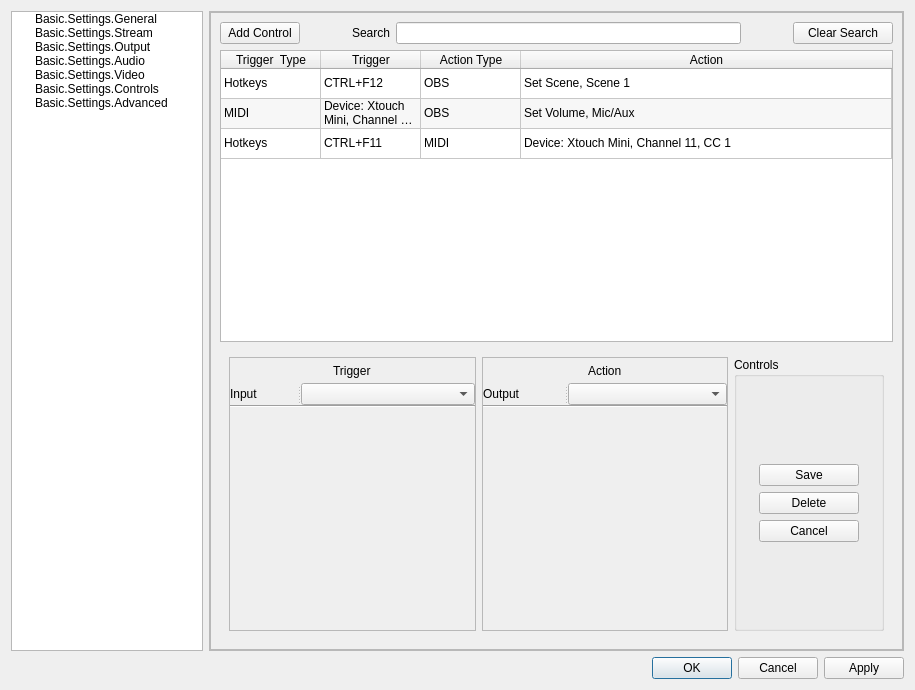
The window that UI/forms/OBSBasicSettings.ui (cpyarger/obs-studio) describes before a commit, drawn with Qt 5.
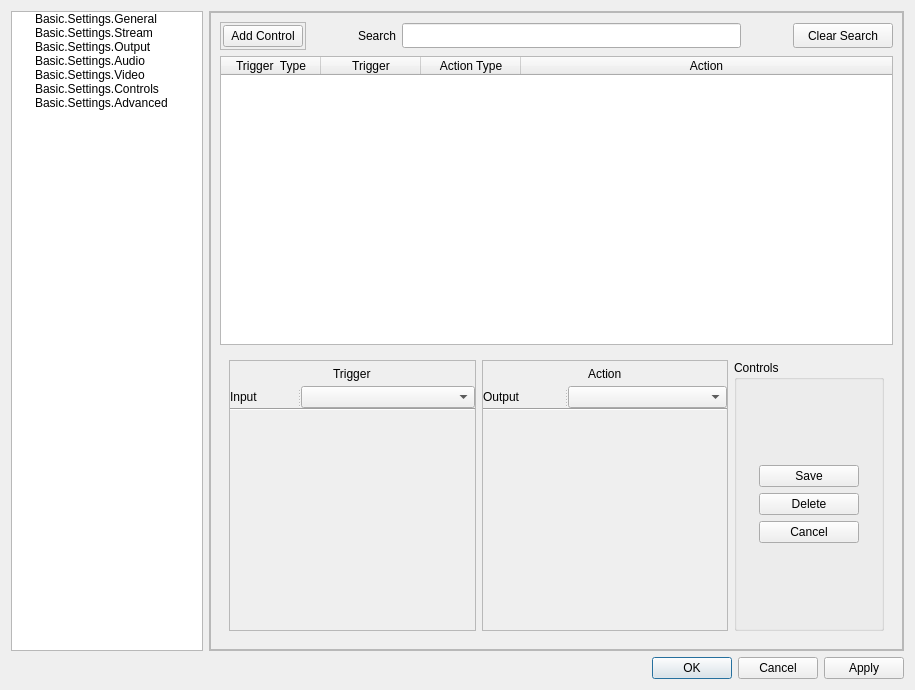
The same window after the commit. Icons and pictures are not drawn. Custom widgets are drawn as their Qt base class.

Commit message: do table/config/mapper things

Diff of the .ui file:
```diff
--- a/UI/forms/OBSBasicSettings.ui
+++ b/UI/forms/OBSBasicSettings.ui
@@ -4635,24 +4635,71 @@
              <number>0</number>
             </property>
             <widget class="QWidget" name="MappingPage">
-             <layout class="QGridLayout" name="gridLayout_2">
-              <item row="0" column="5">
-               <widget class="QPushButton" name="ResetFilter">
-                <property name="sizePolicy">
-                 <sizepolicy hsizetype="Minimum" vsizetype="Fixed">
-                  <horstretch>1</horstretch>
-                  <verstretch>0</verstretch>
-                 </sizepolicy>
+             <layout class="QGridLayout" name="gridLayout_7">
+              <item row="1" column="0" colspan="6">
+               <widget class="QTableWidget" name="tableWidget">
+                <property name="sizeAdjustPolicy">
+                 <enum>QAbstractScrollArea::AdjustToContents</enum>
                 </property>
-                <property name="maximumSize">
-                 <size>
-                  <width>100</width>
-                  <height>25</height>
-                 </size>
+                <property name="alternatingRowColors">
+                 <bool>true</bool>
                 </property>
-                <property name="text">
-                 <string>Clear Search</string>
+                <property name="selectionMode">
+                 <enum>QAbstractItemView::SingleSelection</enum>
                 </property>
+                <property name="selectionBehavior">
+                 <enum>QAbstractItemView::SelectRows</enum>
+                </property>
+                <property name="gridStyle">
+                 <enum>Qt::SolidLine</enum>
+                </property>
+                <property name="sortingEnabled">
+                 <bool>true</bool>
+                </property>
+                <attribute name="horizontalHeaderCascadingSectionResizes">
+                 <bool>true</bool>
+                </attribute>
+                <attribute name="horizontalHeaderMinimumSectionSize">
+                 <number>100</number>
+                </attribute>
+                <attribute name="horizontalHeaderHighlightSections">
+                 <bool>false</bool>
+                </attribute>
+                <attribute name="horizontalHeaderShowSortIndicator" stdset="0">
+                 <bool>true</bool>
+                </attribute>
+                <attribute name="horizontalHeaderStretchLastSection">
+                 <bool>true</bool>
+                </attribute>
+                <attribute name="verticalHeaderVisible">
+                 <bool>false</bool>
+                </attribute>
+                <attribute name="verticalHeaderCascadingSectionResizes">
+                 <bool>false</bool>
+                </attribute>
+                <attribute name="verticalHeaderStretchLastSection">
+                 <bool>false</bool>
+                </attribute>
+                <column>
+                 <property name="text">
+                  <string>Trigger  Type</string>
+                 </property>
+                </column>
+                <column>
+                 <property name="text">
+                  <string>Trigger</string>
+                 </property>
+                </column>
+                <column>
+                 <property name="text">
+                  <string>Action Type</string>
+                 </property>
+                </column>
+                <column>
+                 <property name="text">
+                  <string>Action</string>
+                 </property>
+                </column>
                </widget>
               </item>
               <item row="0" column="2">
@@ -4683,6 +4730,19 @@
                 </property>
                </widget>
               </item>
+              <item row="0" column="4">
+               <spacer name="horizontalSpacer_28">
+                <property name="orientation">
+                 <enum>Qt::Horizontal</enum>
+                </property>
+                <property name="sizeHint" stdset="0">
+                 <size>
+                  <width>40</width>
+                  <height>20</height>
+                 </size>
+                </property>
+               </spacer>
+              </item>
               <item row="0" column="1">
                <spacer name="horizontalSpacer_27">
                 <property name="orientation">
@@ -4697,9 +4757,80 @@
                </spacer>
               </item>
               <item row="0" column="0">
-               <widget class="QPushButton" name="btn_obs_add_control">
+               <widget class="QFrame" name="frame">
+                <property name="frameShape">
+                 <enum>QFrame::StyledPanel</enum>
+                </property>
+                <property name="frameShadow">
+                 <enum>QFrame::Raised</enum>
+                </property>
+                <property name="lineWidth">
+                 <number>2</number>
+                </property>
+                <layout class="QGridLayout" name="gridLayout_2">
+                 <property name="leftMargin">
+                  <number>2</number>
+                 </property>
+                 <property name="topMargin">
+                  <number>2</number>
+                 </property>
+                 <property name="rightMargin">
+                  <number>2</number>
+                 </property>
+                 <property name="bottomMargin">
+                  <number>2</number>
+                 </property>
+                 <property name="spacing">
+                  <number>0</number>
+                 </property>
+                 <item row="0" column="0">
+                  <widget class="QPushButton" name="btn_obs_add_control">
+                   <property name="text">
+                    <string>Add Control</string>
+                   </property>
+                  </widget>
+                 </item>
+                </layout>
+               </widget>
+              </item>
+              <item row="0" column="5">
+               <widget class="QPushButton" name="ResetFilter">
+                <property name="sizePolicy">
+                 <sizepolicy hsizetype="Minimum" vsizetype="Fixed">
+                  <horstretch>1</horstretch>
+                  <verstretch>0</verstretch>
+                 </sizepolicy>
+                </property>
+                <property name="maximumSize">
+                 <size>
+                  <width>100</width>
+                  <height>25</height>
+                 </size>
+                </property>
                 <property name="text">
-                 <string>Add Control</string>
+                 <string>Clear Search</string>
+                </property>
+               </widget>
+              </item>
+              <item row="0" column="3">
+               <widget class="QLineEdit" name="SearchEdit">
+                <property name="sizePolicy">
+                 <sizepolicy hsizetype="Expanding" vsizetype="Maximum">
+                  <horstretch>2</horstretch>
+                  <verstretch>0</verstretch>
+                 </sizepolicy>
+                </property>
+                <property name="minimumSize">
+                 <size>
+                  <width>0</width>
+                  <height>0</height>
+                 </size>
+                </property>
+                <property name="maximumSize">
+                 <size>
+                  <width>16777215</width>
+                  <height>25</height>
+                 </size>
                 </property>
                </widget>
               </item>
@@ -5072,182 +5203,6 @@
                 </layout>
                </widget>
               </item>
-              <item row="0" column="3">
-               <widget class="QLineEdit" name="SearchEdit">
-                <property name="sizePolicy">
-                 <sizepolicy hsizetype="Expanding" vsizetype="Maximum">
-                  <horstretch>2</horstretch>
-                  <verstretch>0</verstretch>
-                 </sizepolicy>
-                </property>
-                <property name="minimumSize">
-                 <size>
-                  <width>0</width>
-                  <height>0</height>
-                 </size>
-                </property>
-                <property name="maximumSize">
-                 <size>
-                  <width>16777215</width>
-                  <height>25</height>
-                 </size>
-                </property>
-               </widget>
-              </item>
-              <item row="1" column="0" colspan="6">
-               <widget class="QTableWidget" name="tableWidget">
-                <property name="sizeAdjustPolicy">
-                 <enum>QAbstractScrollArea::AdjustToContents</enum>
-                </property>
-                <property name="alternatingRowColors">
-                 <bool>true</bool>
-                </property>
-                <property name="selectionMode">
-                 <enum>QAbstractItemView::SingleSelection</enum>
-                </property>
-                <property name="selectionBehavior">
-                 <enum>QAbstractItemView::SelectRows</enum>
-                </property>
-                <property name="gridStyle">
-                 <enum>Qt::SolidLine</enum>
-                </property>
-                <property name="sortingEnabled">
-                 <bool>true</bool>
-                </property>
-                <attribute name="horizontalHeaderCascadingSectionResizes">
-                 <bool>true</bool>
-                </attribute>
-                <attribute name="horizontalHeaderMinimumSectionSize">
-                 <number>100</number>
-                </attribute>
-                <attribute name="horizontalHeaderHighlightSections">
-                 <bool>false</bool>
-                </attribute>
-                <attribute name="horizontalHeaderShowSortIndicator" stdset="0">
-                 <bool>true</bool>
-                </attribute>
-                <attribute name="horizontalHeaderStretchLastSection">
-                 <bool>true</bool>
-                </attribute>
-                <attribute name="verticalHeaderVisible">
-                 <bool>false</bool>
-                </attribute>
-                <attribute name="verticalHeaderCascadingSectionResizes">
-                 <bool>false</bool>
-                </attribute>
-                <attribute name="verticalHeaderStretchLastSection">
-                 <bool>false</bool>
-                </attribute>
-                <row>
-                 <property name="text">
-                  <string>1</string>
-                 </property>
-                </row>
-                <row>
-                 <property name="text">
-                  <string>2</string>
-                 </property>
-                </row>
-                <row>
-                 <property name="text">
-                  <string>3</string>
-                 </property>
-                </row>
-                <column>
-                 <property name="text">
-                  <string>Trigger  Type</string>
-                 </property>
-                </column>
-                <column>
-                 <property name="text">
-                  <string>Trigger</string>
-                 </property>
-                </column>
-                <column>
-                 <property name="text">
-                  <string>Action Type</string>
-                 </property>
-                </column>
-                <column>
-                 <property name="text">
-                  <string>Action</string>
-                 </property>
-                </column>
-                <item row="0" column="0">
-                 <property name="text">
-                  <string>Hotkeys</string>
-                 </property>
-                </item>
-                <item row="0" column="1">
-                 <property name="text">
-                  <string>CTRL+F12</string>
-                 </property>
-                </item>
-                <item row="0" column="2">
-                 <property name="text">
-                  <string>OBS</string>
-                 </property>
-                </item>
-                <item row="0" column="3">
-                 <property name="text">
-                  <string>Set Scene, Scene 1</string>
-                 </property>
-                </item>
-                <item row="1" column="0">
-                 <property name="text">
-                  <string>MIDI</string>
-                 </property>
-                </item>
-                <item row="1" column="1">
-                 <property name="text">
-                  <string>Device: Xtouch Mini, Channel 11, CC 1</string>
-                 </property>
-                </item>
-                <item row="1" column="2">
-                 <property name="text">
-                  <string>OBS</string>
-                 </property>
-                </item>
-                <item row="1" column="3">
-                 <property name="text">
-                  <string>Set Volume, Mic/Aux</string>
-                 </property>
-                </item>
-                <item row="2" column="0">
-                 <property name="text">
-                  <string>Hotkeys</string>
-                 </property>
-                </item>
-                <item row="2" column="1">
-                 <property name="text">
-                  <string>CTRL+F11</string>
-                 </property>
-                </item>
-                <item row="2" column="2">
-                 <property name="text">
-                  <string>MIDI</string>
-                 </property>
-                </item>
-                <item row="2" column="3">
-                 <property name="text">
-                  <string>Device: Xtouch Mini, Channel 11, CC 1</string>
-                 </property>
-                </item>
-               </widget>
-              </item>
-              <item row="0" column="4">
-               <spacer name="horizontalSpacer_28">
-                <property name="orientation">
-                 <enum>Qt::Horizontal</enum>
-                </property>
-                <property name="sizeHint" stdset="0">
-                 <size>
-                  <width>40</width>
-                  <height>20</height>
-                 </size>
-                </property>
-               </spacer>
-              </item>
              </layout>
             </widget>
            </widget>
@@ -5285,7 +5240,7 @@
              <rect>
               <x>0</x>
               <y>0</y>
-              <width>604</width>
+              <width>670</width>
               <height>781</height>
              </rect>
             </property>
```
Left out of the diff: 42 changed lines with no effect on the pictures. The commit also changes 11 other files.
